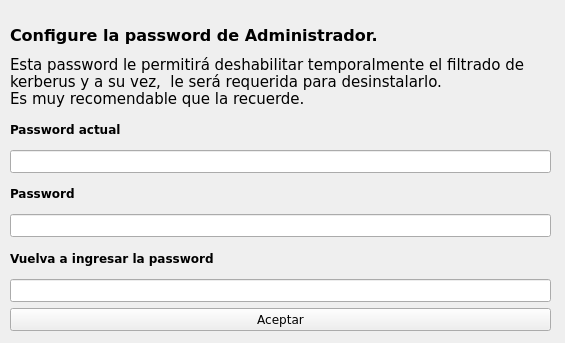
First picture: the form in cliente/password/formulario.ui, repository AviFix/Kerberus-Control-Parental, before the edit.
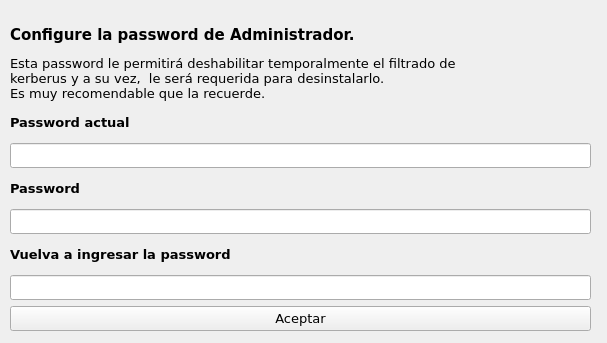
Second picture: the form after the edit.

Diff of the .ui file:
```diff
--- a/cliente/password/formulario.ui
+++ b/cliente/password/formulario.ui
@@ -9,7 +9,7 @@
    <rect>
     <x>0</x>
     <y>0</y>
-    <width>565</width>
+    <width>607</width>
     <height>343</height>
    </rect>
   </property>
@@ -27,7 +27,7 @@
     <rect>
      <x>10</x>
      <y>20</y>
-     <width>541</width>
+     <width>581</width>
      <height>311</height>
     </rect>
    </property>
@@ -37,7 +37,7 @@
       <property name="font">
        <font>
         <family>Verdana</family>
-        <pointsize>12</pointsize>
+        <pointsize>11</pointsize>
         <weight>75</weight>
         <bold>true</bold>
        </font>
@@ -58,7 +58,7 @@
       <property name="font">
        <font>
         <family>Verdana</family>
-        <pointsize>11</pointsize>
+        <pointsize>10</pointsize>
        </font>
       </property>
       <property name="text">
@@ -82,6 +82,7 @@
       <property name="font">
        <font>
         <family>Verdana</family>
+        <pointsize>10</pointsize>
         <weight>75</weight>
         <bold>true</bold>
        </font>
@@ -96,6 +97,7 @@
       <property name="font">
        <font>
         <family>Verdana</family>
+        <pointsize>10</pointsize>
        </font>
       </property>
      </widget>
@@ -105,6 +107,7 @@
       <property name="font">
        <font>
         <family>Verdana</family>
+        <pointsize>10</pointsize>
         <weight>75</weight>
         <bold>true</bold>
        </font>
@@ -122,6 +125,7 @@
       <property name="font">
        <font>
         <family>Verdana</family>
+        <pointsize>10</pointsize>
        </font>
       </property>
       <property name="echoMode">
@@ -134,6 +138,7 @@
       <property name="font">
        <font>
         <family>Verdana</family>
+        <pointsize>10</pointsize>
         <weight>75</weight>
         <bold>true</bold>
        </font>
@@ -151,6 +156,7 @@
       <property name="font">
        <font>
         <family>Verdana</family>
+        <pointsize>10</pointsize>
        </font>
       </property>
       <property name="echoMode">
@@ -169,6 +175,7 @@
       <property name="font">
        <font>
         <family>Verdana</family>
+        <pointsize>10</pointsize>
        </font>
       </property>
       <property name="text">
```
